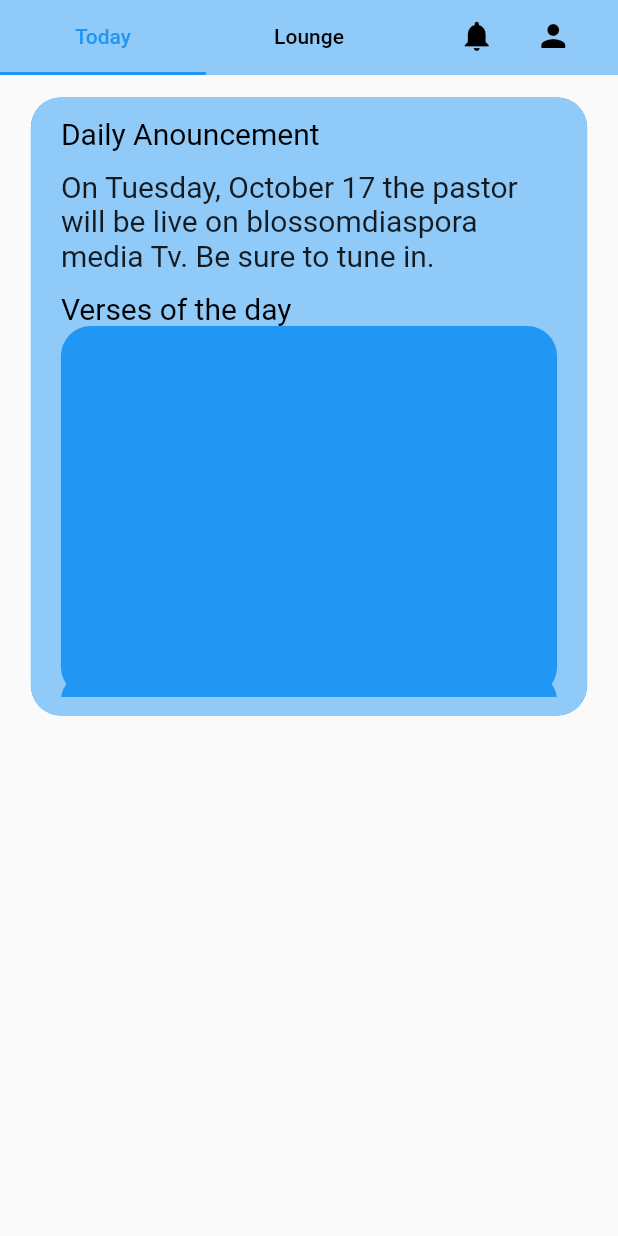
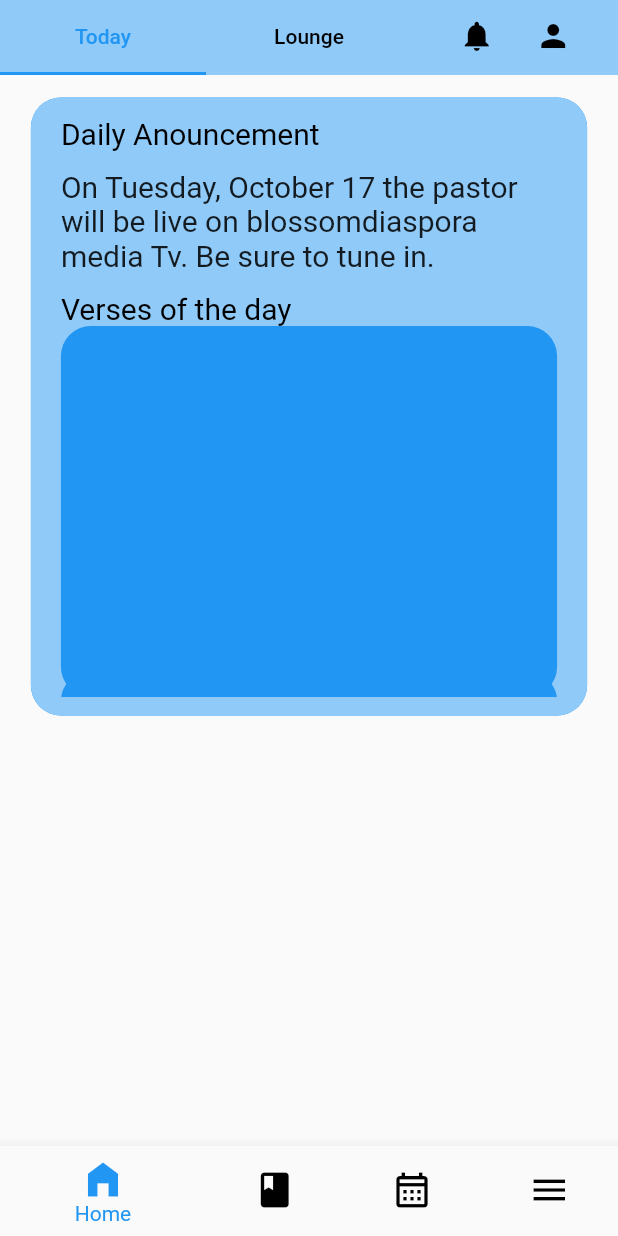
Before and after one commit to shellcodegroup/church_app, a Flutter app: the screen it shows after launch, on a phone screen of 412 x 824 dp. Run offline on Flutter 3.47's test engine with Material 2 defaults, Android fonts, the phone set to English and light mode, and no system bars.

Commit message:
fixed the loop

```diff
--- a/lib/main.dart
+++ b/lib/main.dart
@@ -1,4 +1,4 @@
-import 'package:church_app/screens/default_home_screen.dart';
+import 'package:church_app/screens/splash_screen.dart';
 import 'package:church_app/text.dart';
 import 'package:church_app/themes/dark_theme.dart';
 import 'package:flutter/material.dart';
@@ -18,7 +18,7 @@ class MyApp extends StatelessWidget {
       title: churchtitle,
       // theme: lightTheme,
       darkTheme: darkTheme,
-      home: const DefaultHomeScreen(),
+      home: const SplashScreen(),
     );
   }
 }
```
Also changed, not shown: lib/trial2.dart (deleted, +0 -10 lines).
